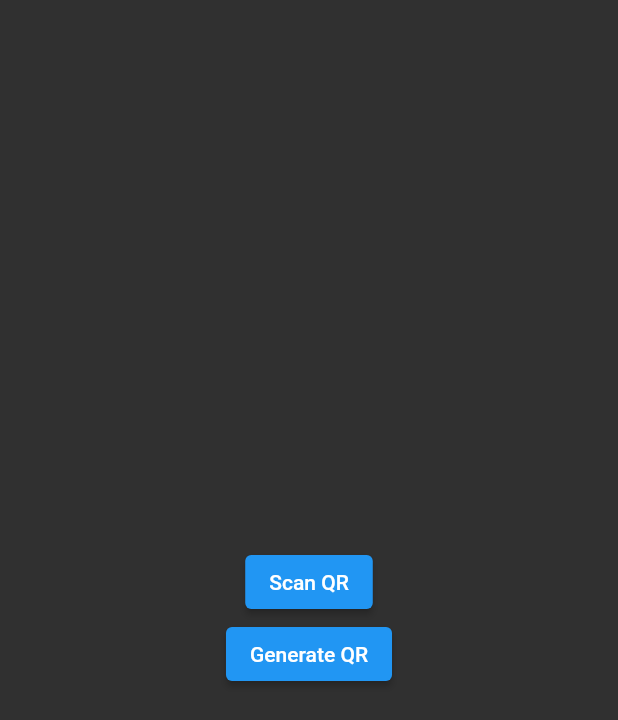
After one commit to DipHire/QuickRead, a Flutter app: the screen it shows after launch, on a phone screen of 412 x 824 dp. The commit adds this screen. Shown: the top 720 px of the screen. Run offline on Flutter 3.47's test engine with Material 2 defaults, Android fonts, the phone set to English and light mode, and no system bars; our stand-ins replace qr_flutter; missing offline and left inert: mobile_scanner.

Commit message:
Add: Homescreen,dark theme added

```diff
--- /dev/null
+++ b/lib/HomeScreen.dart
@@ -0,0 +1,34 @@
+import 'package:flutter/material.dart';
+import 'package:flutter/src/widgets/container.dart';
+import 'package:flutter/src/widgets/framework.dart';
+import 'package:qrme/QRScanner.dart';
+
+class HomeScreen extends StatelessWidget {
+  const HomeScreen({super.key});
+
+  @override
+  Widget build(BuildContext context) {
+    return Scaffold(
+        body: Container(
+      width: double.infinity,
+      child: Column(
+        mainAxisAlignment: MainAxisAlignment.center,
+        children: [
+          ElevatedButton(
+            onPressed: () {
+              Navigator.push(
+                context,
+                MaterialPageRoute(builder: (context) => QrScanner()),
+              );
+            },
+            child: Text("Scan QR"),
+          ),
+          ElevatedButton(
+            onPressed: () {},
+            child: Text("Generate QR"),
+          ),
+        ],
+      ),
+    ));
+  }
+}
--- a/lib/main.dart
+++ b/lib/main.dart
@@ -1,4 +1,5 @@
 import 'package:flutter/material.dart';
+import 'package:qrme/HomeScreen.dart';
 import 'package:qrme/QRScanner.dart';
 
 void main() {
@@ -12,10 +13,11 @@ class MyApp extends StatelessWidget {
   Widget build(BuildContext context) {
     return MaterialApp(
       title: "QRME",
+      theme: ThemeData.dark(),
       debugShowCheckedModeBanner: false,
-      home: QrScanner(),
-      theme: ThemeData(
-          appBarTheme: AppBarTheme(color: Colors.transparent, elevation: 0.0)),
+      home: HomeScreen(),
+      // theme: ThemeData(
+      //     appBarTheme: AppBarTheme(color: Colors.transparent, elevation: 0.0)),
     );
   }
 }
```
